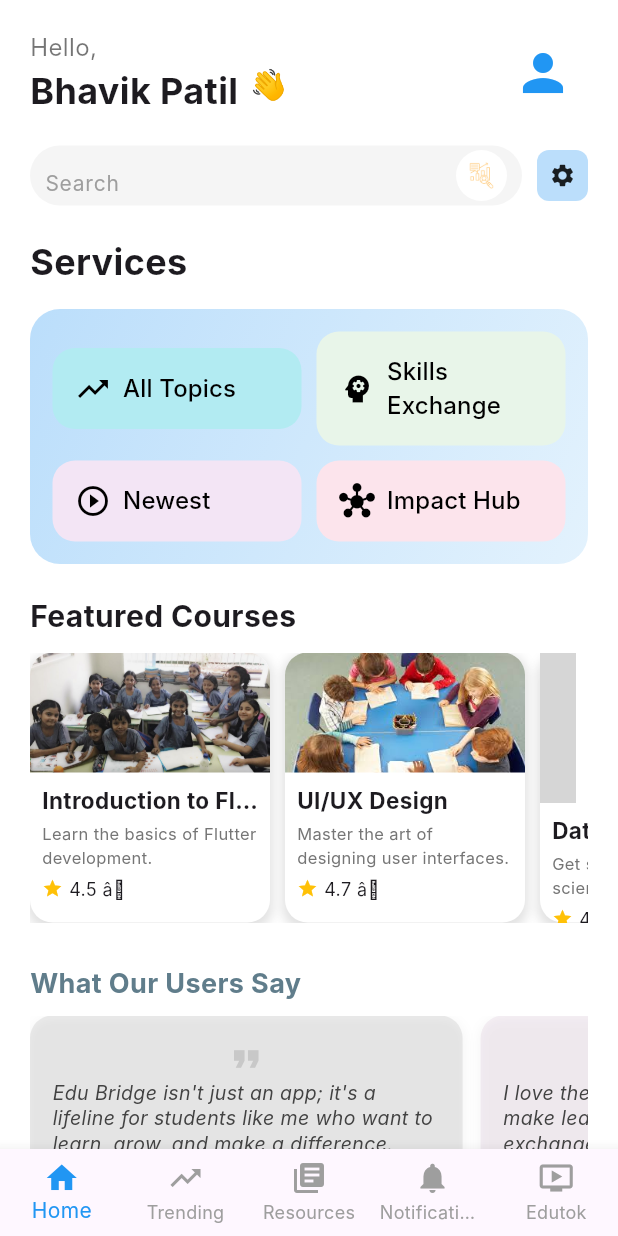
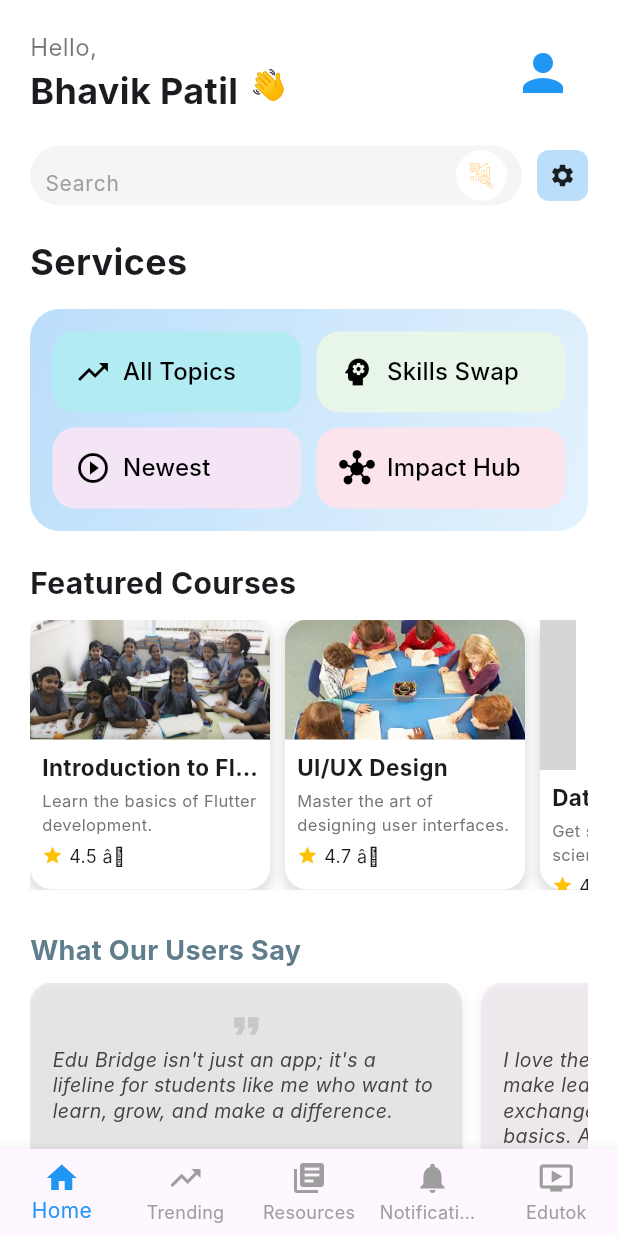
Before and after one commit to pankajkatre8/edu-bridge, a Flutter app: the screen it shows after launch, on a phone screen of 412 x 824 dp. Run offline on Flutter 3.47's test engine with Material 3 defaults, Android fonts, the phone set to English and light mode, and no system bars; drawn by our look-alikes of animated_text_kit; our stand-ins replace animate_do, chewie, flutter_cache_manager, flutter_svg, video_player; Roboto replaces fonts that are missing (Inter); grey boxes are pictures that could not be loaded.

Commit message:
Added new feature file

```diff
--- a/lib/features/home_screen.dart
+++ b/lib/features/home_screen.dart
@@ -271,7 +271,7 @@ class HomeScreen extends StatelessWidget {
                   Expanded(
                     child: _buildServiceButton(
                       context,
-                      "Skills Exchange",
+                      "Skills Swap",
                       Icons.psychology,
                       Colors.green[50]!,
                     ),
@@ -320,9 +320,12 @@ class HomeScreen extends StatelessWidget {
       builder: (context) => const ImpactHubScreen(),
     ),
   );
+} else if (text == "Skills Swap") {
+  Navigator.pushNamed(context, '/skill-swap');
 } else {
   print("$text button pressed");
 }
+
       },
       style: ElevatedButton.styleFrom(
         backgroundColor: color,
--- a/lib/main.dart
+++ b/lib/main.dart
@@ -2,8 +2,9 @@ import 'package:flutter/material.dart';
 import 'features/home_screen.dart';
 import 'features/all_topics_screen.dart';
 import 'features/ImpactHubScreen.dart';
-import 'features/ProfilePage.dart'; // Profile page import
-import 'features/EdutokScreen.dart'; // Add EdutokScreen import
+import 'features/ProfilePage.dart';
+import 'features/EdutokScreen.dart';
+import 'features/SkillSwapPage.dart'; // Add SkillSwap import
 
 void main() {
   runApp(const MyApp());
@@ -16,7 +17,7 @@ class MyApp extends StatelessWidget {
   Widget build(BuildContext context) {
     return MaterialApp(
       title: 'Edu Bridge',
-      debugShowCheckedModeBanner: false, // Remove debug banner
+      debugShowCheckedModeBanner: false,
       theme: ThemeData(
         primarySwatch: Colors.blue,
         scaffoldBackgroundColor: Colors.white,
@@ -40,9 +41,9 @@ class MyApp extends StatelessWidget {
         '/all-topics': (context) => const AllTopicsScreen(),
         '/impact-hub': (context) => const ImpactHubScreen(),
         '/profile': (context) => const ProfilePage(),
-        '/edutok': (context) => const EdutokScreen(), // Add Edutok route
+        '/edutok': (context) => const EdutokScreen(),
+        '/skill-swap': (context) => const SkillSwapPage(), // Add SkillSwap route
       },
-      // Custom page transitions for all routes
       onGenerateRoute: (settings) {
         return PageRouteBuilder(
           settings: settings,
@@ -56,8 +57,10 @@ class MyApp extends StatelessWidget {
                 return const ImpactHubScreen();
               case '/profile':
                 return const ProfilePage();
-              case '/edutok': // Add Edutok case
+              case '/edutok':
                 return const EdutokScreen();
+              case '/skill-swap':
+                return const SkillSwapPage(); // Add SkillSwap case
               default:
                 return const HomeScreen();
             }
--- a/pubspec.yaml
+++ b/pubspec.yaml
@@ -38,6 +38,7 @@ dependencies:
   cupertino_icons: ^1.0.8
   animated_text_kit: ^4.2.3
   animate_do: ^4.0.0
+  flutter_svg: ^2.0.17
 
 
   # The following adds the Cupertino Icons font to your application.
```
Also changed, not shown: pubspec.lock. Lines whose indentation alone changed are shown as unchanged.
